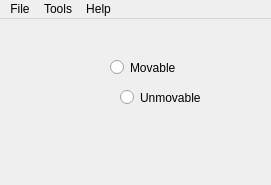
This is editormainwindow.ui in cortega2/MJBakingQuest as Qt 5 draws it before an edit. The edited form follows.
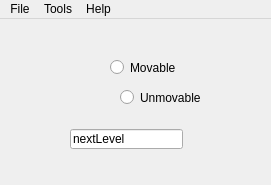
This is the edited form.

Commit message: added a nextlevel box

Diff of the .ui file:
```diff
--- a/editormainwindow.ui
+++ b/editormainwindow.ui
@@ -49,6 +49,19 @@
      <string>Unmovable</string>
     </property>
    </widget>
+   <widget class="QLineEdit" name="lineEdit">
+    <property name="geometry">
+     <rect>
+      <x>70</x>
+      <y>110</y>
+      <width>113</width>
+      <height>20</height>
+     </rect>
+    </property>
+    <property name="text">
+     <string>nextLevel</string>
+    </property>
+   </widget>
   </widget>
   <widget class="QMenuBar" name="menubar">
    <property name="geometry">
```
The commit also changes 2 other files.
